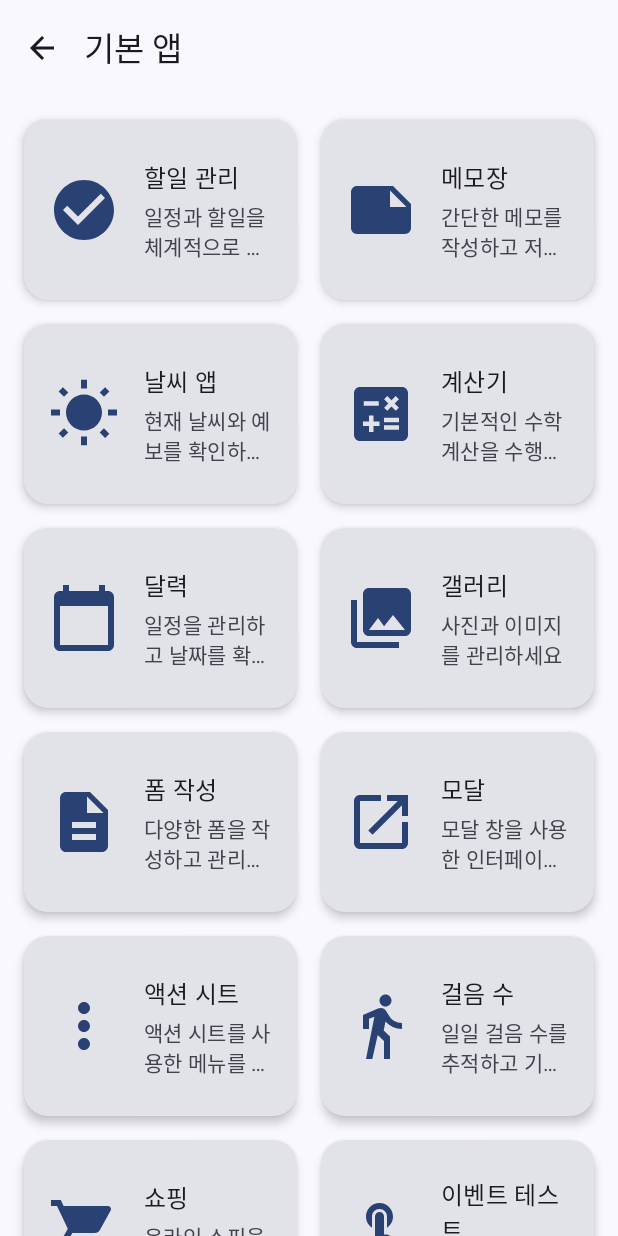
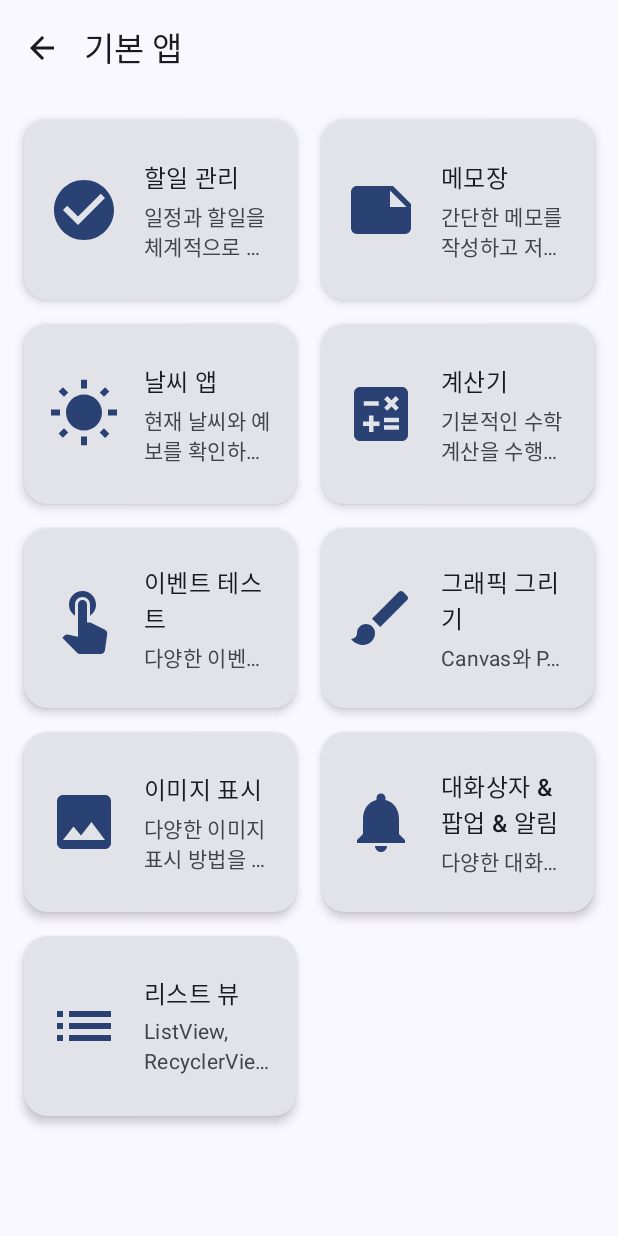
Before and after one commit to bookhabit/android-applications, an Android app built with Jetpack Compose: the screen it shows after launch (MainActivity), after a tap on "기본 앱", on a phone screen of 412 x 824 dp. Run offline under Robolectric (Android 15) with nearby library versions, the phone set to English and light mode, and no system bars.

Commit message:
feat:  기본 앱 스크린 폴더 구조 변경

```diff
--- a/app/src/main/java/com/example/android_applicatoins/navigation/AppNavigation.kt
+++ b/app/src/main/java/com/example/android_applicatoins/navigation/AppNavigation.kt
@@ -5,9 +5,13 @@ import androidx.navigation.NavHostController
 import androidx.navigation.compose.NavHost
 import androidx.navigation.compose.composable
 import androidx.navigation.compose.rememberNavController
-import com.example.android_applicatoins.screens.*
+import com.example.android_applicatoins.screens.MainScreen
 import com.example.android_applicatoins.screens.animation.AnimationScreen
 import com.example.android_applicatoins.screens.basic.BasicScreen
+import com.example.android_applicatoins.screens.basic.TodoScreen
+import com.example.android_applicatoins.screens.basic.NotesScreen
+import com.example.android_applicatoins.screens.basic.WeatherScreen
+import com.example.android_applicatoins.screens.basic.CalculatorScreen
 import com.example.android_applicatoins.screens.basic.EventTestScreen
 import com.example.android_applicatoins.screens.basic.GraphicsDrawingScreen
 import com.example.android_applicatoins.screens.basic.ImageDisplayScreen
@@ -31,20 +35,11 @@ sealed class Screen(val route: String) {
     object Animation : Screen("animation")
     object Native : Screen("native")
 
-    // 개별 앱 화면들
+    // 개별 앱 화면들 (독립적으로 접근 가능한 것들만)
     object Todo : Screen("todo")
     object Notes : Screen("notes")
+    object Weather : Screen("weather")
     object Calculator : Screen("calculator")
-    object TicTacToe : Screen("tictactoe")
-    object Weather : Screen("weather")
-    object Calendar : Screen("calendar")
-    object Gallery : Screen("gallery")
-    object Quiz : Screen("quiz")
-    object Memory : Screen("memory")
-    object Snake : Screen("snake")
-    object Stopwatch : Screen("stopwatch")
-    object Flashlight : Screen("flashlight")
-    object Compass : Screen("compass")
     object EventTest : Screen("event-test")
     object GraphicsDrawing : Screen("graphics-drawing")
     object ImageDisplay : Screen("image-display")
@@ -91,14 +86,11 @@ fun AppNavigation(
                         "notes" -> navController.navigate(Screen.Notes.route)
                         "weather" -> navController.navigate(Screen.Weather.route)
                         "calculator" -> navController.navigate(Screen.Calculator.route)
-                        "calendar" -> navController.navigate(Screen.Calendar.route)
-                        "gallery" -> navController.navigate(Screen.Gallery.route)
                         "event-test" -> navController.navigate(Screen.EventTest.route)
                         "graphics-drawing" -> navController.navigate(Screen.GraphicsDrawing.route)
                         "image-display" -> navController.navigate(Screen.ImageDisplay.route)
                         "dialog-popup-notification" -> navController.navigate(Screen.DialogPopupNotification.route)
                         "list-view" -> navController.navigate(Screen.ListView.route)
-                        // TODO: 다른 기본 앱들도 추가
                     }
                 }
             )
@@ -109,10 +101,6 @@ fun AppNavigation(
                 onBackPressed = { navController.popBackStack() },
                 onAppSelected = { appId ->
                     when (appId) {
-                        "tictactoe" -> navController.navigate(Screen.TicTacToe.route)
-                        "memory" -> navController.navigate(Screen.Memory.route)
-                        "snake" -> navController.navigate(Screen.Snake.route)
-                        "quiz" -> navController.navigate(Screen.Quiz.route)
                         // TODO: 다른 게임들도 추가
                     }
                 }
@@ -132,12 +120,7 @@ fun AppNavigation(
             NativeScreen(
                 onBackPressed = { navController.popBackStack() },
                 onAppSelected = { appId ->
-                    when (appId) {
-                        "stopwatch" -> navController.navigate(Screen.Stopwatch.route)
-                        "flashlight" -> navController.navigate(Screen.Flashlight.route)
-                        "compass" -> navController.navigate(Screen.Compass.route)
-                        // TODO: 다른 네이티브 앱들도 추가
-                    }
+                    // TODO: 네이티브 앱들 구현 후 추가
                 }
             )
         }
@@ -155,69 +138,14 @@ fun AppNavigation(
             )
         }
 
-        composable(Screen.Calculator.route) {
-            CalculatorScreen(
-                onBackPressed = { navController.popBackStack() }
-            )
-        }
-
-        composable(Screen.TicTacToe.route) {
-            TicTacToeScreen(
-                onBackPressed = { navController.popBackStack() }
-            )
-        }
-
         composable(Screen.Weather.route) {
             WeatherScreen(
                 onBackPressed = { navController.popBackStack() }
             )
         }
 
-        composable(Screen.Stopwatch.route) {
-            StopwatchScreen(
-                onBackPressed = { navController.popBackStack() }
-            )
-        }
-
-        // 플레이스홀더 화면들
-        composable(Screen.Calendar.route) {
-            CalendarScreen(
-                onBackPressed = { navController.popBackStack() }
-            )
-        }
-
-        composable(Screen.Gallery.route) {
-            GalleryScreen(
-                onBackPressed = { navController.popBackStack() }
-            )
-        }
-
-        composable(Screen.Quiz.route) {
-            QuizScreen(
-                onBackPressed = { navController.popBackStack() }
-            )
-        }
-
-        composable(Screen.Memory.route) {
-            MemoryScreen(
-                onBackPressed = { navController.popBackStack() }
-            )
-        }
-
-        composable(Screen.Snake.route) {
-            SnakeScreen(
-                onBackPressed = { navController.popBackStack() }
-            )
-        }
-
-        composable(Screen.Flashlight.route) {
-            FlashlightScreen(
-                onBackPressed = { navController.popBackStack() }
-            )
-        }
-
-        composable(Screen.Compass.route) {
-            CompassScreen(
+        composable(Screen.Calculator.route) {
+            CalculatorScreen(
                 onBackPressed = { navController.popBackStack() }
             )
         }
--- a/app/src/main/java/com/example/android_applicatoins/screens/basic/BasicScreen.kt
+++ b/app/src/main/java/com/example/android_applicatoins/screens/basic/BasicScreen.kt
@@ -49,55 +49,6 @@ fun BasicScreen(
             description = "기본적인 수학 계산을 수행하세요",
             icon = Icons.Default.Calculate,
             route = "calculator"
-        ),
-        AppItem(
-            id = "calendar",
-            title = "달력",
-            description = "일정을 관리하고 날짜를 확인하세요",
-            icon = Icons.Default.CalendarToday,
-            route = "calendar"
-        ),
-        AppItem(
-            id = "gallery",
-            title = "갤러리",
-            description = "사진과 이미지를 관리하세요",
-            icon = Icons.Default.PhotoLibrary,
-            route = "gallery"
-        ),
-        AppItem(
-            id = "form",
-            title = "폼 작성",
-            description = "다양한 폼을 작성하고 관리하세요",
-            icon = Icons.Default.Description,
-            route = "form"
-        ),
-        AppItem(
-            id = "modal",
-            title = "모달",
-            description = "모달 창을 사용한 인터페이스를 확인하세요",
-            icon = Icons.Default.OpenInNew,
-            route = "modal"
-        ),
-        AppItem(
-            id = "action-sheet",
-            title = "액션 시트",
-            description = "액션 시트를 사용한 메뉴를 확인하세요",
-            icon = Icons.Default.MoreVert,
-            route = "action-sheet"
-        ),
-        AppItem(
-            id = "step-counter",
-            title = "걸음 수",
-            description = "일일 걸음 수를 추적하고 기록하세요",
-            icon = Icons.Default.DirectionsWalk,
-            route = "step-counter"
-        ),
-        AppItem(
-            id = "shop",
-            title = "쇼핑",
-            description = "온라인 쇼핑을 즐기세요",
-            icon = Icons.Default.ShoppingCart,
-            route = "shop"
         ),
         AppItem(
             id = "event-test",
--- a/app/src/main/java/com/example/android_applicatoins/screens/CalculatorScreen.kt
+++ b/app/src/main/java/com/example/android_applicatoins/screens/basic/CalculatorScreen.kt
@@ -1,4 +1,4 @@
-package com.example.android_applicatoins.screens
+package com.example.android_applicatoins.screens.basic
 
 import androidx.compose.foundation.layout.*
 import androidx.compose.foundation.shape.CircleShape
--- a/app/src/main/java/com/example/android_applicatoins/screens/NotesScreen.kt
+++ b/app/src/main/java/com/example/android_applicatoins/screens/basic/NotesScreen.kt
@@ -1,4 +1,4 @@
-package com.example.android_applicatoins.screens
+package com.example.android_applicatoins.screens.basic
 
 import androidx.compose.foundation.layout.*
 import androidx.compose.foundation.lazy.LazyColumn
--- a/app/src/main/java/com/example/android_applicatoins/screens/TodoScreen.kt
+++ b/app/src/main/java/com/example/android_applicatoins/screens/basic/TodoScreen.kt
@@ -1,4 +1,4 @@
-package com.example.android_applicatoins.screens
+package com.example.android_applicatoins.screens.basic
 
 import androidx.compose.foundation.layout.*
 import androidx.compose.foundation.lazy.LazyColumn
--- a/app/src/main/java/com/example/android_applicatoins/screens/WeatherScreen.kt
+++ b/app/src/main/java/com/example/android_applicatoins/screens/basic/WeatherScreen.kt
@@ -1,4 +1,4 @@
-package com.example.android_applicatoins.screens
+package com.example.android_applicatoins.screens.basic
 
 import androidx.compose.foundation.layout.*
 import androidx.compose.foundation.lazy.LazyColumn
```
Also changed, not shown: app/src/main/java/com/example/android_applicatoins/screens/PlaceholderScreens.kt (deleted, +0 -159 lines), app/src/main/java/com/example/android_applicatoins/screens/game/TicTacToeScreen.kt (renamed from app/src/main/java/com/example/android_applicatoins/screens/TicTacToeScreen.kt), app/src/main/java/com/example/android_applicatoins/screens/native/StopwatchScreen.kt (renamed from app/src/main/java/com/example/android_applicatoins/screens/StopwatchScreen.kt).
